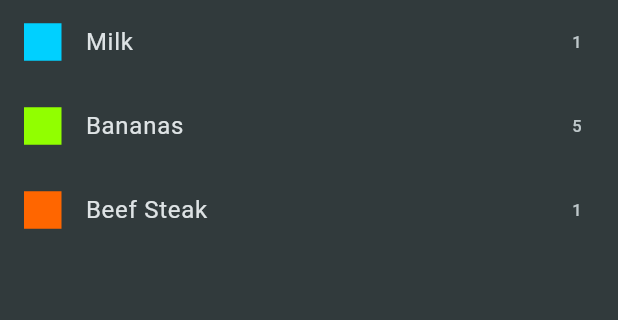
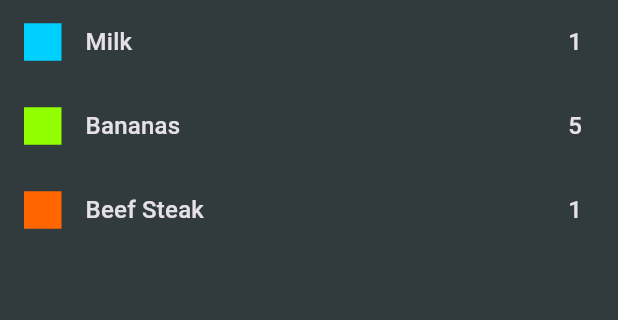
Before and after one commit to shaikhikram04/Shopping-List, a Flutter app: the screen it shows after launch, on a phone screen of 412 x 824 dp, the part 84-404 px from its top. Run offline on Flutter 3.47's test engine with Material 3 defaults, Android fonts, the phone set to English and light mode, and no system bars.

Commit message:
do some styling

```diff
--- a/lib/screens/groceries_list.dart
+++ b/lib/screens/groceries_list.dart
@@ -33,6 +33,7 @@ class _GroceriesListScreenState extends State<GroceriesListScreen> {
         itemBuilder: (ctx, index) => ListTile(
           title: Text(
             groceryItems[index].name,
+            style: Theme.of(context).textTheme.titleMedium,
           ),
           leading: Container(
             width: 25,
@@ -41,6 +42,7 @@ class _GroceriesListScreenState extends State<GroceriesListScreen> {
           ),
           trailing: Text(
             groceryItems[index].quantity.toString(),
+            style: Theme.of(context).textTheme.titleMedium,
           ),
         ),
       ),
```
